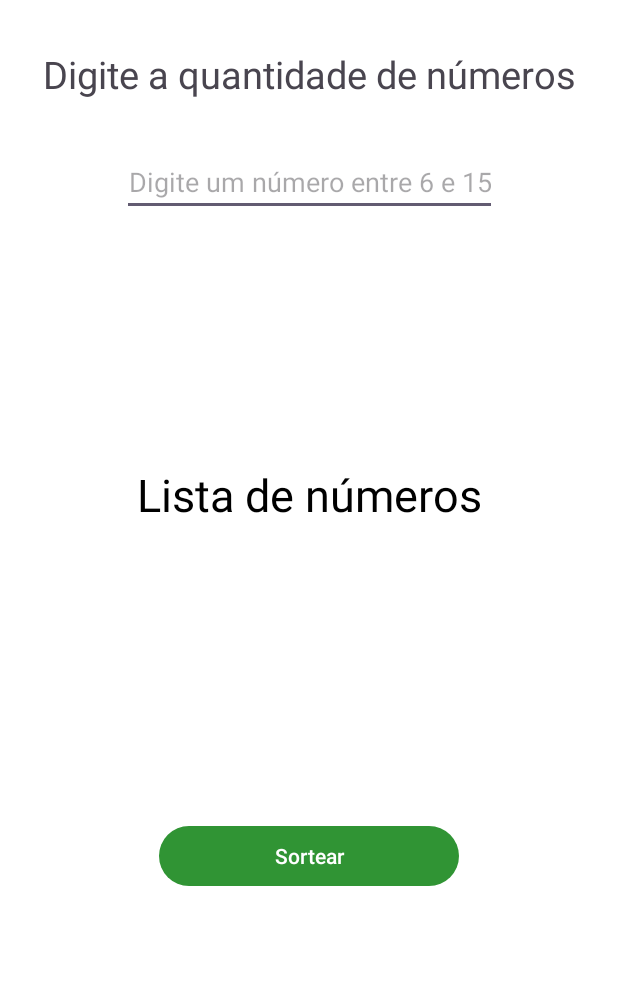
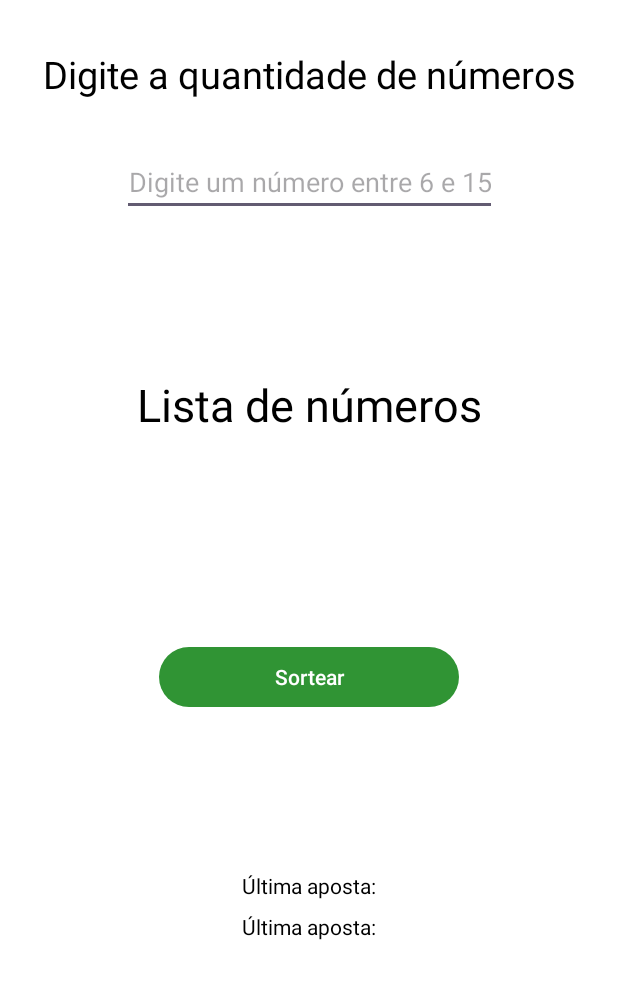
Before and after one commit to harrissondutra/APP_MegaSena, an Android app: the layout activity_main.xml on its own in the app's theme, with its tools: preview values and no code run, on a phone screen of 412 x 824 dp, the part 96-1095 px from its top. Run offline under Robolectric (Android 15) with nearby library versions, the phone set to English and light mode, and no system bars.

Commit message:
V 1.2 - Alteração do ícone, e inclusão de histórico

```diff
--- a/app/src/main/res/layout/activity_main.xml
+++ b/app/src/main/res/layout/activity_main.xml
@@ -41,6 +41,7 @@
         android:layout_height="wrap_content"
         android:layout_marginTop="32dp"
         android:textSize="25sp"
+        android:textColor="@color/black"
         android:text="@string/label_qtdNumeros"
         app:layout_constraintEnd_toEndOf="parent"
         app:layout_constraintStart_toStartOf="parent"
@@ -54,6 +55,7 @@
         android:hint="@string/hint"
         android:inputType="number"
         android:textAlignment="center"
+        android:textColor="@color/black"
         app:layout_constraintEnd_toEndOf="parent"
         app:layout_constraintStart_toStartOf="parent"
         app:layout_constraintTop_toBottomOf="@id/txt_pergunta" />
@@ -80,10 +82,32 @@
         android:layout_marginTop="32dp"
         android:text="@string/sortear"
         android:textColor="@color/white"
-        app:layout_constraintBottom_toBottomOf="parent"
+        app:layout_constraintBottom_toTopOf="@id/label_historico"
         app:layout_constraintEnd_toEndOf="parent"
         app:layout_constraintStart_toStartOf="parent"
         app:layout_constraintTop_toBottomOf="@id/txt_numeros" />
+
+    <TextView
+        android:id="@+id/label_historico"
+        android:layout_width="wrap_content"
+        android:layout_height="wrap_content"
+        android:layout_marginBottom="8dp"
+        android:text="@string/historico"
+        android:textColor="@color/black"
+        app:layout_constraintBottom_toTopOf="@+id/txt_historico"
+        app:layout_constraintEnd_toEndOf="parent"
+        app:layout_constraintStart_toStartOf="parent" />
+
+    <TextView
+        android:id="@+id/txt_historico"
+        android:layout_width="wrap_content"
+        android:layout_height="wrap_content"
+        tools:text="@string/historico"
+        android:textColor="@color/black"
+        app:layout_constraintTop_toBottomOf="@id/button"
+        app:layout_constraintStart_toStartOf="parent"
+        app:layout_constraintEnd_toEndOf="parent"
+        app:layout_constraintBottom_toBottomOf="parent"/>
 
 
 
--- a/app/src/main/res/mipmap-anydpi-v26/ic_launcher.xml
+++ b/app/src/main/res/mipmap-anydpi-v26/ic_launcher.xml
@@ -1,6 +1,5 @@
 <?xml version="1.0" encoding="utf-8"?>
 <adaptive-icon xmlns:android="http://schemas.android.com/apk/res/android">
-    <background android:drawable="@drawable/ic_launcher_background" />
-    <foreground android:drawable="@drawable/ic_launcher_foreground" />
-    <monochrome android:drawable="@drawable/ic_launcher_foreground" />
+    <background android:drawable="@color/ic_launcher_background"/>
+    <foreground android:drawable="@drawable/ic_launcher_foreground"/>
 </adaptive-icon>
--- a/app/src/main/res/mipmap-anydpi-v26/ic_launcher_round.xml
+++ b/app/src/main/res/mipmap-anydpi-v26/ic_launcher_round.xml
@@ -1,6 +1,5 @@
 <?xml version="1.0" encoding="utf-8"?>
 <adaptive-icon xmlns:android="http://schemas.android.com/apk/res/android">
-    <background android:drawable="@drawable/ic_launcher_background" />
-    <foreground android:drawable="@drawable/ic_launcher_foreground" />
-    <monochrome android:drawable="@drawable/ic_launcher_foreground" />
+    <background android:drawable="@color/ic_launcher_background"/>
+    <foreground android:drawable="@drawable/ic_launcher_foreground"/>
 </adaptive-icon>
--- /dev/null
+++ b/app/src/main/res/values/ic_launcher_background.xml
@@ -0,0 +1,4 @@
+<?xml version="1.0" encoding="utf-8"?>
+<resources>
+    <color name="ic_launcher_background">#309434</color>
+</resources>
--- a/app/src/main/res/values/strings.xml
+++ b/app/src/main/res/values/strings.xml
@@ -5,5 +5,6 @@
     <string name="iniciar">Clique para escolher os números</string>
     <string name="hint">Digite um número entre 6 e 15</string>
     <string name="label_qtdNumeros">Digite a quantidade de números</string>
+    <string name="historico">Última aposta:</string>
 
 </resources>
```
Also changed, not shown: app/src/main/java/com/estudo/app_megasena/MainActivity.kt (+18 -2 lines), app/src/main/res/drawable/ic_launcher_foreground.xml (+10 -25 lines), app/src/main/ic_launcher-playstore.png (added), app/src/main/res/mipmap-hdpi/ic_launcher.webp, app/src/main/res/mipmap-hdpi/ic_launcher_round.webp, app/src/main/res/mipmap-mdpi/ic_launcher.webp, app/src/main/res/mipmap-mdpi/ic_launcher_round.webp, app/src/main/res/mipmap-xhdpi/ic_launcher.webp, app/src/main/res/mipmap-xhdpi/ic_launcher_round.webp, app/src/main/res/mipmap-xxhdpi/ic_launcher.webp, app/src/main/res/mipmap-xxhdpi/ic_launcher_round.webp, app/src/main/res/mipmap-xxxhdpi/ic_launcher.webp, app/src/main/res/mipmap-xxxhdpi/ic_launcher_round.webp.
